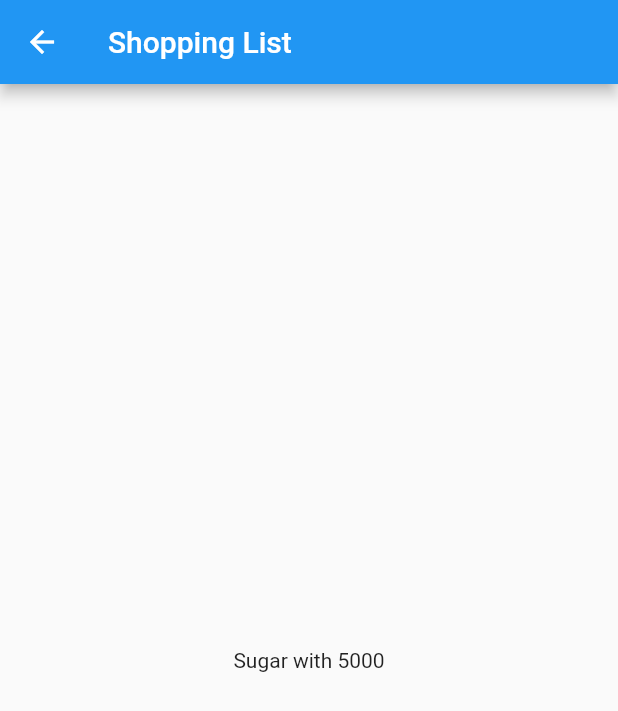
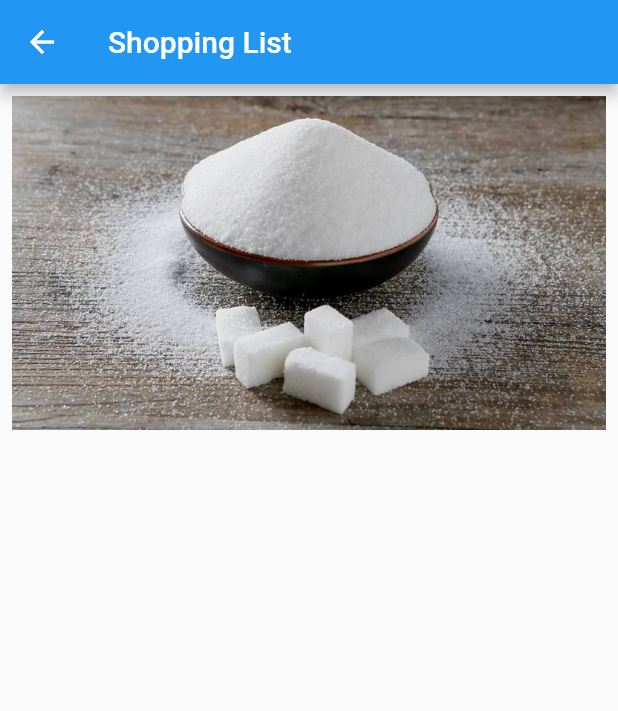
Before and after one commit to deevarindu/flutter_shopping_list, a Flutter app: the screen it shows after launch, after a tap on "Sugar", on a phone screen of 412 x 824 dp. Shown: the top 711 px of the screen. Run offline on Flutter 3.47's test engine with Material 2 defaults, Android fonts, the phone set to English and light mode, and no system bars.

```diff
--- a/lib/models/item.dart
+++ b/lib/models/item.dart
@@ -1,6 +1,7 @@
 class Item {
   String name;
   int price;
+  String img;
 
-  Item({required this.name, required this.price});
+  Item({required this.name, required this.price, required this.img});
 }
--- a/lib/pages/home_page.dart
+++ b/lib/pages/home_page.dart
@@ -6,8 +6,8 @@ class HomePage extends StatelessWidget {
   HomePage({Key? key}) : super(key: key);
 
   final List<Item> items = [
-    Item(name: 'Sugar', price: 5000),
-    Item(name: 'Salt', price: 2000),
+    Item(name: 'Sugar', price: 5000, img: 'assets/images/sugar.jpg'),
+    Item(name: 'Salt', price: 2000, img: 'assets/images/salt.jpg'),
   ];
 
   @override
--- a/lib/pages/item_page.dart
+++ b/lib/pages/item_page.dart
@@ -12,8 +12,15 @@ class ItemPage extends StatelessWidget {
       appBar: AppBar(
         title: const Text("Shopping List"),
       ),
-      body: Center(
-        child: Text(itemArgs.name + " with " + itemArgs.price.toString()),
+      body: SingleChildScrollView(
+        child: Container(
+          margin: const EdgeInsets.all(8),
+          child: Column(
+            children: [
+              Image.asset(itemArgs.img),
+            ],
+          ),
+        ),
       ),
     );
   }
--- a/pubspec.yaml
+++ b/pubspec.yaml
@@ -58,8 +58,8 @@ flutter:
   uses-material-design: true
 
   # To add assets to your application, add an assets section, like this:
-  # assets:
-  #   - images/a_dot_burr.jpeg
+  assets:
+    - assets/images/
   #   - images/a_dot_ham.jpeg
 
   # An image asset can refer to one or more resolution-specific "variants", see
```
Also changed, not shown: assets/images/salt.jpg (added), assets/images/sugar.jpg (added).
